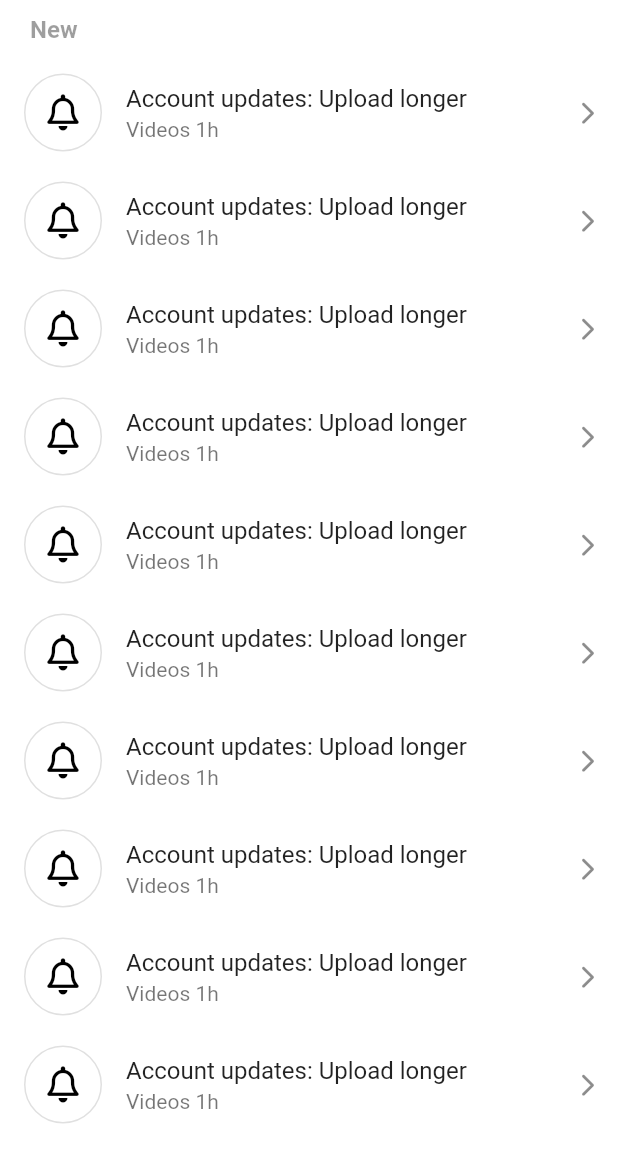
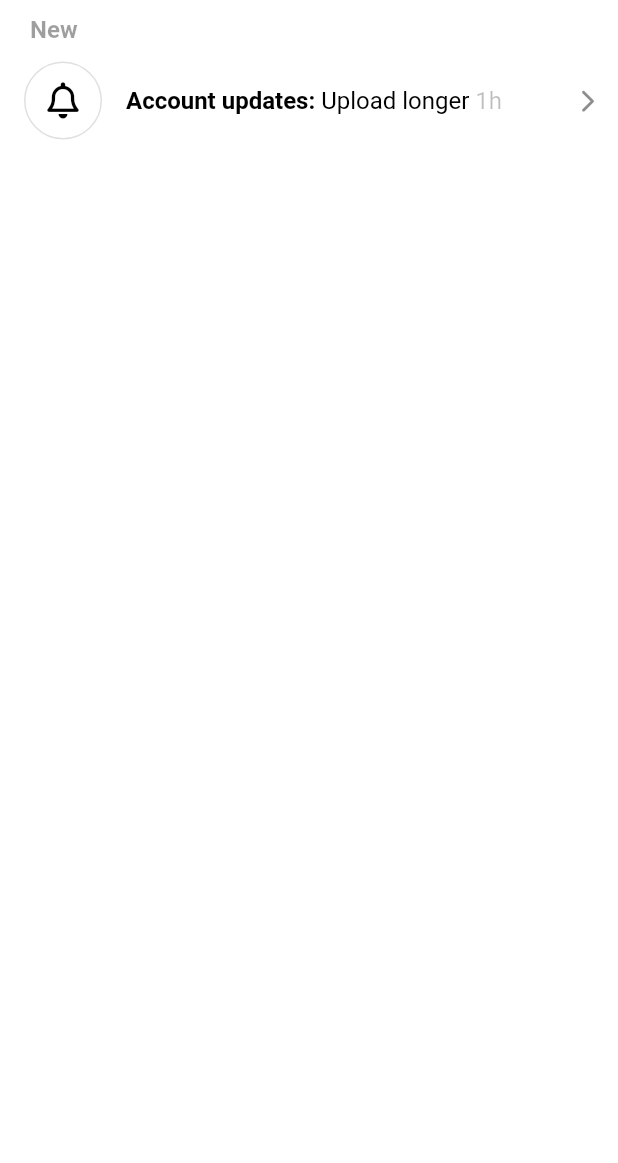
Before and after one commit to yeonvv/TikTok_Clone, a Flutter app: the ActivityScreen screen opened directly, on a phone screen of 412 x 824 dp. Shown: the top 1163 px of the screen. Run offline on Flutter 3.47's test engine with Material 2 defaults, Android fonts, the phone set to English and light mode, and no system bars; our stand-ins replace font_awesome_flutter, video_player, visibility_detector; network calls fail.

Commit message:
use RichText

```diff
--- a/lib/features/indox/activity_screen.dart
+++ b/lib/features/indox/activity_screen.dart
@@ -29,7 +29,7 @@ class ActivityScreen extends StatelessWidget {
           ),
           Expanded(
             child: ListView.builder(
-              itemCount: 10,
+              itemCount: 1,
               itemBuilder: (context, index) {
                 return ListTile(
                   leading: Container(
@@ -47,8 +47,29 @@ class ActivityScreen extends StatelessWidget {
                       ),
                     ),
                   ),
-                  title: const Text("Account updates: Upload longer"),
-                  subtitle: const Text("Videos 1h"),
+                  title: RichText(
+                    text: const TextSpan(
+                      text: "Account updates:",
+                      style: TextStyle(
+                        color: Colors.black,
+                        fontWeight: FontWeight.w600,
+                        fontSize: Sizes.size16,
+                      ),
+                      children: [
+                        TextSpan(
+                            text: " Upload longer",
+                            style: TextStyle(
+                              fontWeight: FontWeight.normal,
+                            )),
+                        TextSpan(
+                            text: " 1h",
+                            style: TextStyle(
+                              color: Colors.black26,
+                              fontWeight: FontWeight.normal,
+                            )),
+                      ],
+                    ),
+                  ),
                   trailing: const FaIcon(
                     FontAwesomeIcons.chevronRight,
                     size: Sizes.size16,
```
